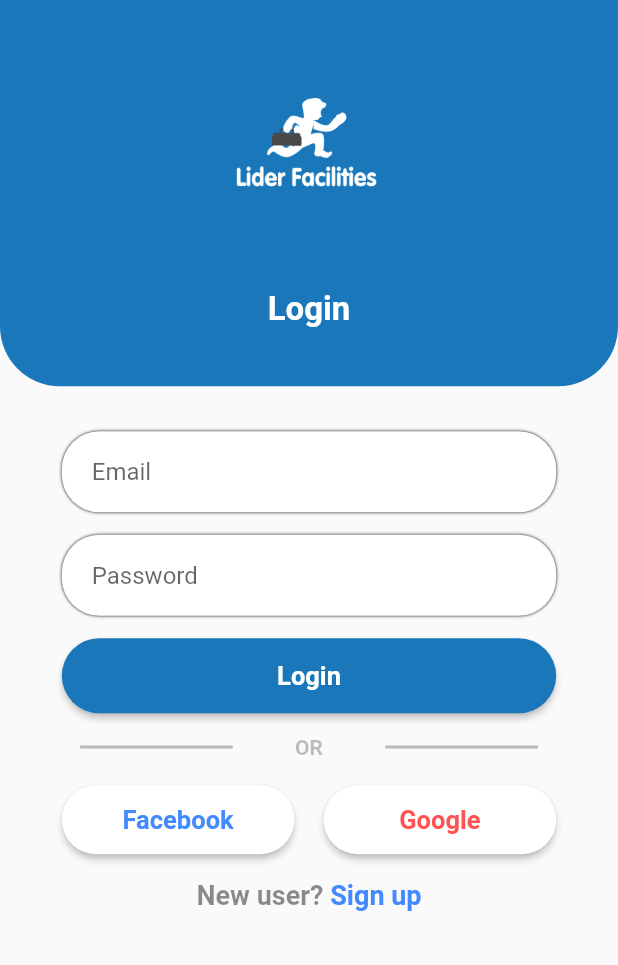
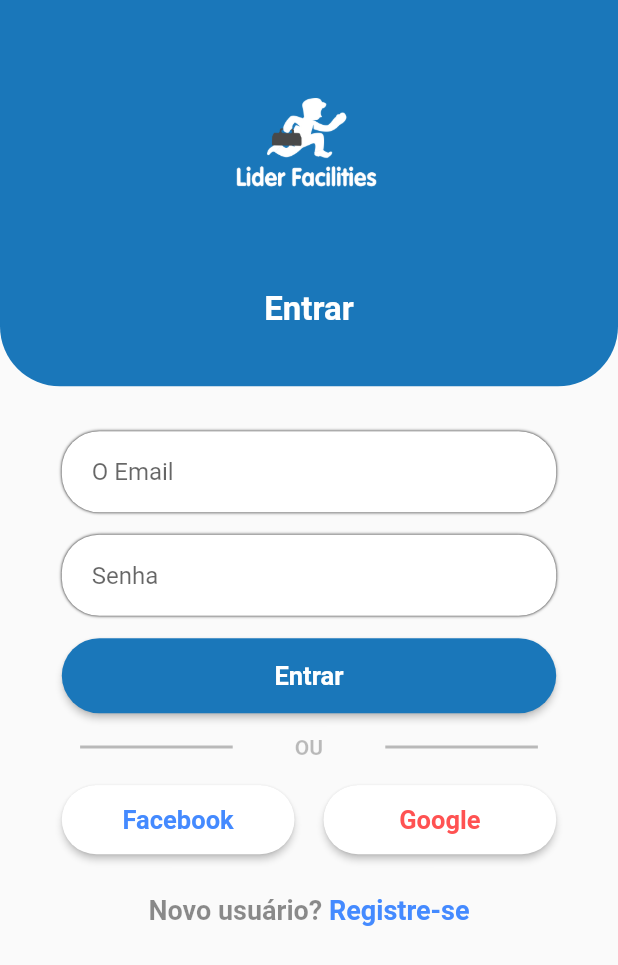
Before and after one commit to abdullah432/liderfacilities, a Flutter app: the screen it shows after launch, on a phone screen of 412 x 824 dp. Shown: the top 965 px of the screen. Run offline on Flutter 3.47's test engine with Material 2 defaults, Android fonts, the phone set to English and light mode, and no system bars; our stand-ins replace firebase_auth; accounts and stored records are empty.

```diff
--- a/lang/br.json
+++ /dev/null
@@ -1,4 +0,0 @@
-
-{
-    "next": "Próximo"
-}
--- /dev/null
+++ b/lang/pt.json
@@ -0,0 +1,13 @@
+
+{
+    "next": "Próximo",
+    "Login": "Entrar",
+    "Email": "O Email",
+    "Password": "Senha",
+    "OR": "OU",
+    "Newuser": "Novo usuário?",
+    "Signup": " Registre-se",
+    "Name": "Nome",
+    "PhoneNumber": "Número de telefone",
+    "Have an account": "Ter uma conta?"
+}
--- a/lib/main.dart
+++ b/lib/main.dart
@@ -15,7 +15,7 @@ class MyApp extends StatelessWidget {
       // List all of the app's supported locales here
       supportedLocales: [
         Locale('en', 'US'),
-        Locale('br', 'BR'),
+        Locale('pt', 'BR'),
         // Locale('br', 'BR'),
       ],
       // These delegates make sure that the localization data for the proper language is loaded
@@ -46,6 +46,7 @@ class MyApp extends StatelessWidget {
         // from the list (English, in this case).
         return supportedLocales.first;
       },
+      locale: Locale('pt', 'BR'),
       home: MyHomePage(),
     );
   }
--- a/lib/models/app_localization.dart
+++ b/lib/models/app_localization.dart
@@ -50,7 +50,7 @@ class _AppLocalizationsDelegate
   @override
   bool isSupported(Locale locale) {
     // Include all of your supported language codes here
-    return ['en', 'br'].contains(locale.languageCode);
+    return ['en', 'pt'].contains(locale.languageCode);
   }
 
   @override
--- a/lib/screens/login.dart
+++ b/lib/screens/login.dart
@@ -1,4 +1,6 @@
 import 'package:flutter/material.dart';
+import 'package:liderfacilites/models/app_localization.dart';
+import 'package:liderfacilites/screens/register.dart';
 
 class Login extends StatefulWidget {
   @override
@@ -8,11 +10,16 @@ class Login extends StatefulWidget {
 }
 
 class LoginState extends State<Login> {
+  final GlobalKey<FormState> _formKey = GlobalKey<FormState>();
+  TextEditingController emailC = new TextEditingController();
+  TextEditingController pasC = new TextEditingController();
   @override
   Widget build(BuildContext context) {
     return Scaffold(
-      body: SingleChildScrollView(
-        child: Container(
+        body: SingleChildScrollView(
+      child: Container(
+        child: Form(
+          key: _formKey,
           child: Column(
             children: <Widget>[
               uperPart(),
@@ -20,28 +27,38 @@ class LoginState extends State<Login> {
               passTF(),
               loginBtn(),
               orText(),
-              f_gAccounts(),
+              fgAccounts(),
               Padding(
-                padding: const EdgeInsets.only(top: 15),
+                padding: const EdgeInsets.only(top: 25, bottom: 10),
                 child: Center(
-                    child: RichText(
+                    child: GestureDetector(
+                      onTap: (){
+                        navigateToRegisterPage();
+                      },
+                      child: RichText(
                   text: TextSpan(
-                    text: 'New user?',
-                    style: TextStyle(color: Colors.black45, fontSize: 18, fontWeight: FontWeight.bold),
+                    // text: 'New user?',
+                    text: AppLocalizations.of(context).translate('Newuser'),
+                    style: TextStyle(
+                        color: Colors.black45,
+                        fontSize: 18,
+                        fontWeight: FontWeight.bold),
                     children: <TextSpan>[
                       TextSpan(
-                        text: ' Sign up',
-                        style: TextStyle(color: Colors.blueAccent, fontSize: 18),
+                        // text: ' Sign up',
+                        text: AppLocalizations.of(context).translate('Signup'),
+                        style:
+                            TextStyle(color: Colors.blueAccent, fontSize: 18),
                       )
                     ],
                   ),
-                )),
+                ))),
               )
             ],
           ),
         ),
       ),
-    );
+    ));
   }
 
   uperPart() {
@@ -65,7 +82,8 @@ class LoginState extends State<Login> {
           Expanded(
               flex: 1,
               child: Text(
-                'Login',
+                // 'Login',
+                AppLocalizations.of(context).translate('Login'),
                 style: TextStyle(
                     color: Colors.white,
                     fontSize: 22,
@@ -89,10 +107,14 @@ class LoginState extends State<Login> {
                   borderRadius: BorderRadius.circular(25),
                   color: Colors.white,
                   boxShadow: [BoxShadow(color: Colors.black, blurRadius: 1)]),
-              child: TextField(
+              child: TextFormField(
                 // textAlign: TextAlign.center,
+                keyboardType: TextInputType.emailAddress,
+                validator: validateEmail,
+                controller: emailC,
                 decoration: InputDecoration(
-                    hintText: 'Email',
+                    // hintText: 'Email',
+                    hintText: AppLocalizations.of(context).translate('Email'),
                     border: InputBorder.none,
                     fillColor: Colors.blue),
               ),
@@ -116,10 +138,20 @@ class LoginState extends State<Login> {
                   borderRadius: BorderRadius.circular(25),
                   color: Colors.white,
                   boxShadow: [BoxShadow(color: Colors.black, blurRadius: 1)]),
-              child: TextField(
+              child: TextFormField(
                 // textAlign: TextAlign.center,
+                validator: (input) {
+                  if (input.length < 6) {
+                    return 'Your password need to be atleast 6 characters';
+                  }
+                  else
+                    return null;
+                },
+                controller: pasC,
                 decoration: InputDecoration(
-                    hintText: 'Password',
+                    // hintText: 'Password',
+                    hintText:
+                        AppLocalizations.of(context).translate('Password'),
                     border: InputBorder.none,
                     fillColor: Colors.blue),
               ),
@@ -144,7 +176,8 @@ class LoginState extends State<Login> {
               RoundedRectangleBorder(borderRadius: BorderRadius.circular(25.0)),
           onPressed: () {},
           child: Text(
-            'Login',
+            // 'Login',
+            AppLocalizations.of(context).translate('Login'),
             style: TextStyle(
                 fontWeight: FontWeight.bold, fontSize: 17, color: Colors.white),
           ),
@@ -170,7 +203,8 @@ class LoginState extends State<Login> {
               flex: 1,
               child: Center(
                 child: Text(
-                  'OR',
+                  // 'OR',
+                  AppLocalizations.of(context).translate('OR'),
                   style: TextStyle(
                       fontWeight: FontWeight.bold, color: Colors.black26),
                 ),
@@ -188,7 +222,7 @@ class LoginState extends State<Login> {
     );
   }
 
-  f_gAccounts() {
+  fgAccounts() {
     return Padding(
       padding: EdgeInsets.only(top: 1.0),
       child: Container(
@@ -236,4 +270,21 @@ class LoginState extends State<Login> {
           )),
     );
   }
+
+  String validateEmail(String value) {
+    Pattern pattern =
+        r'^(([^<>()[\]\\.,;:\s@\"]+(\.[^<>()[\]\\.,;:\s@\"]+)*)|(\".+\"))@((\[[0-9]{1,3}\.[0-9]{1,3}\.[0-9]{1,3}\.[0-9]{1,3}\])|(([a-zA-Z\-0-9]+\.)+[a-zA-Z]{2,}))$';
+    RegExp regex = new RegExp(pattern);
+    if (!regex.hasMatch(value))
+      return 'Enter Valid Email';
+    else
+      return null;
+  }
+
+  void navigateToRegisterPage(){
+    Navigator.pushReplacement(context,
+            MaterialPageRoute(builder: (context) {
+          return Register();
+        }));
+  }
 }
--- a/pubspec.yaml
+++ b/pubspec.yaml
@@ -21,7 +21,7 @@ dependencies:
     sdk: flutter
   flutter_localizations:
     sdk: flutter
-  # firebase_auth: ^0.15.4
+  firebase_auth: ^0.15.4
   cloud_firestore: ^0.13.2+1
 
   # The following adds the Cupertino Icons font to your application.
@@ -47,7 +47,7 @@ flutter:
   # To add assets to your application, add an assets section, like this:
   assets:
     - lang/en.json
-    - lang/br.json
+    - lang/pt.json
     - assets/images/logo.png
   #  - images/a_dot_ham.jpeg
 
```
Also changed, not shown: lang/en.json (+13 -1 lines), lib/screens/register.dart (added, +403 -0 lines), pubspec.lock.
